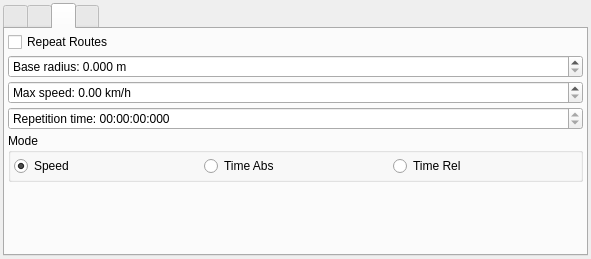
Old version of the form Linux/RControlStation/confcommonwidget.ui in the repository vedderb/rise_sdvp.
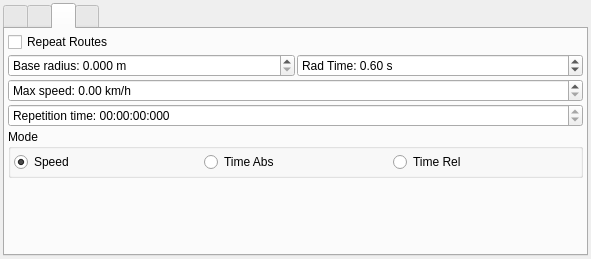
New version of the form. The open tabs and pages were chosen to show the change. Icons and pictures are not drawn.

Patch:
```diff
--- a/Linux/RControlStation/confcommonwidget.ui
+++ b/Linux/RControlStation/confcommonwidget.ui
@@ -631,7 +631,7 @@
       </attribute>
       <layout class="QVBoxLayout" name="verticalLayout_3">
        <property name="spacing">
-        <number>3</number>
+        <number>2</number>
        </property>
        <property name="leftMargin">
         <number>3</number>
@@ -657,6 +657,11 @@
         </layout>
        </item>
        <item>
+        <layout class="QHBoxLayout" name="horizontalLayout_3">
+         <property name="spacing">
+          <number>2</number>
+         </property>
+         <item>
         <widget class="QDoubleSpinBox" name="confApBaseRadBox">
          <property name="prefix">
           <string>Base radius: </string>
@@ -674,6 +679,30 @@
           <double>0.100000000000000</double>
          </property>
         </widget>
+         </item>
+         <item>
+          <widget class="QDoubleSpinBox" name="confApRadTimeBox">
+           <property name="toolTip">
+            <string>Look ahead time for autopilot.</string>
+           </property>
+           <property name="prefix">
+            <string>Rad Time: </string>
+           </property>
+           <property name="suffix">
+            <string> s</string>
+           </property>
+           <property name="decimals">
+            <number>2</number>
+           </property>
+           <property name="singleStep">
+            <double>0.100000000000000</double>
+           </property>
+           <property name="value">
+            <double>0.600000000000000</double>
+           </property>
+          </widget>
+         </item>
+        </layout>
        </item>
        <item>
         <widget class="QDoubleSpinBox" name="confApMaxSpeedBox">
```
Left out of the diff: 3 changed lines with no effect on the pictures. Lines whose indentation alone changed are shown as unchanged.
